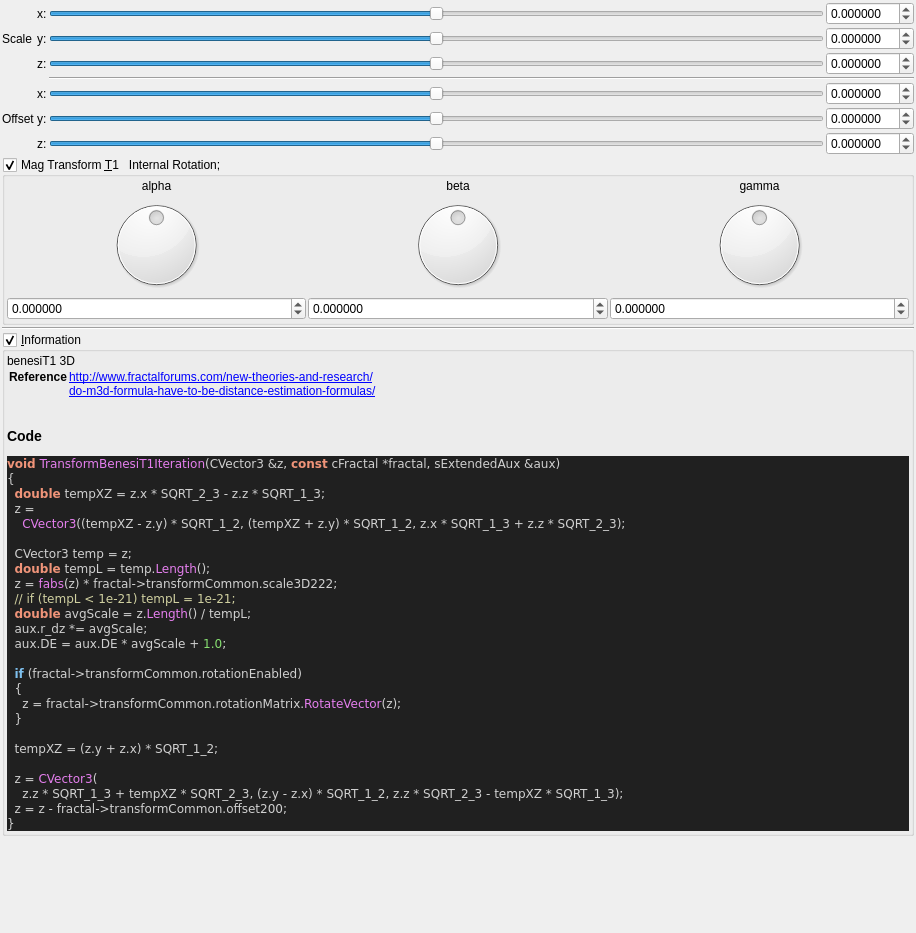
Old version of the form mandelbulber2/qt_data/fractal_transf_benesi_T1.ui in the repository buddhi1980/mandelbulber2.
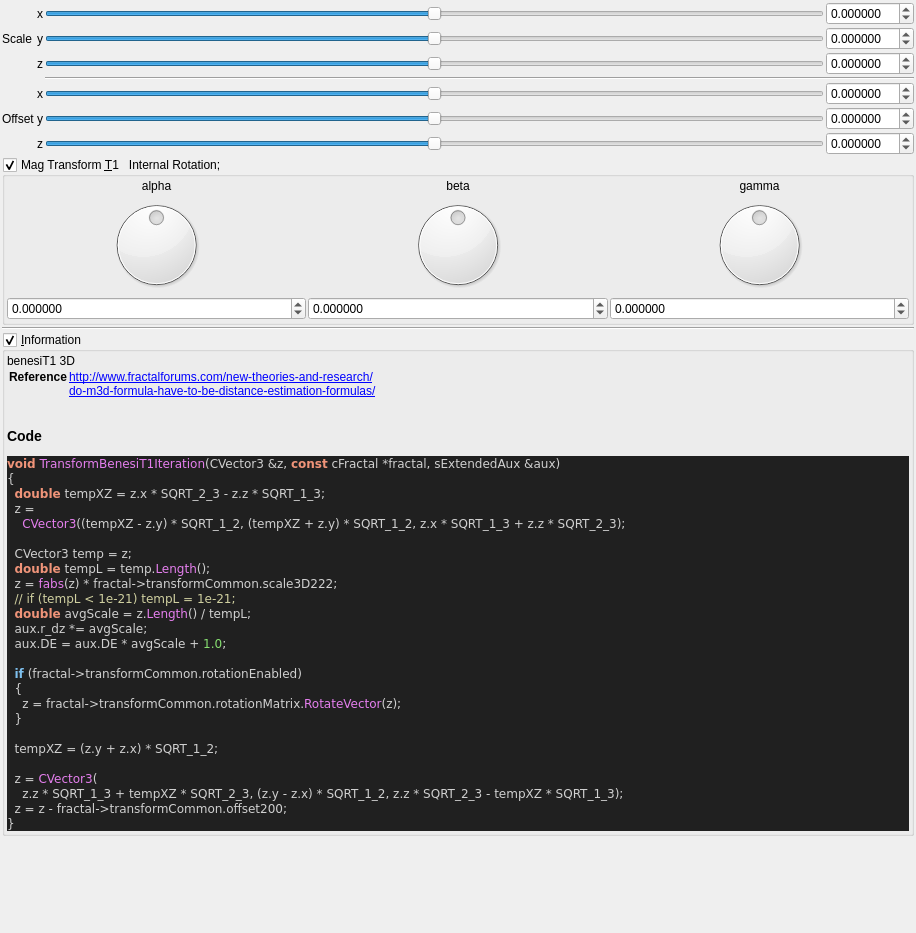
New version of the form. Custom widgets are drawn as their Qt base class.

Patch:
```diff
--- a/mandelbulber2/qt_data/fractal_transf_benesi_T1.ui
+++ b/mandelbulber2/qt_data/fractal_transf_benesi_T1.ui
@@ -194,28 +194,28 @@
      <item row="5" column="2">
       <widget class="QLabel" name="label_260">
        <property name="text">
-        <string>y:</string>
+        <string notr="true">y</string>
        </property>
       </widget>
      </item>
      <item row="6" column="2">
       <widget class="QLabel" name="label_254">
        <property name="text">
-        <string>z:</string>
+        <string notr="true">z</string>
        </property>
       </widget>
      </item>
      <item row="1" column="2">
       <widget class="QLabel" name="label_259">
        <property name="text">
-        <string>y:</string>
+        <string notr="true">y</string>
        </property>
       </widget>
      </item>
      <item row="2" column="2">
       <widget class="QLabel" name="label_250">
        <property name="text">
-        <string>z:</string>
+        <string notr="true">z</string>
        </property>
       </widget>
      </item>
@@ -322,14 +322,14 @@
      <item row="0" column="2">
       <widget class="QLabel" name="label_251">
        <property name="text">
-        <string>x:</string>
+        <string notr="true">x</string>
        </property>
       </widget>
      </item>
      <item row="4" column="2">
       <widget class="QLabel" name="label_252">
        <property name="text">
-        <string>x:</string>
+        <string notr="true">x</string>
        </property>
       </widget>
      </item>
```
Left out of the diff: 6 changed lines with no effect on the pictures.
